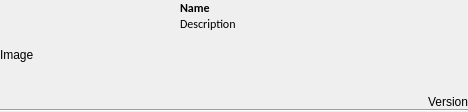
Above: src/roam/ui/ui_projectwidget.ui from roam-qgis/Roam before the change. Below: the same form after it.
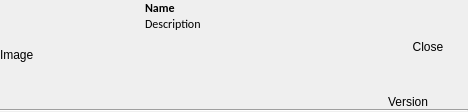
That is the form after the change. Icons and pictures are not drawn.

Commit message: Fix #209 - Add close project button

The edit to the form file:
```diff
--- a/src/roam/ui/ui_projectwidget.ui
+++ b/src/roam/ui/ui_projectwidget.ui
@@ -150,36 +150,7 @@
      </property>
     </spacer>
    </item>
-   <item row="1" column="4">
-    <widget class="QLabel" name="versionlabel">
-     <property name="styleSheet">
-      <string notr="true"/>
-     </property>
-     <property name="text">
-      <string>Version</string>
-     </property>
-     <property name="margin">
-      <number>6</number>
-     </property>
-     <property name="projectlabel" stdset="0">
-      <bool>true</bool>
-     </property>
-    </widget>
-   </item>
-   <item row="0" column="4">
-    <spacer name="verticalSpacer_2">
-     <property name="orientation">
-      <enum>Qt::Vertical</enum>
-     </property>
-     <property name="sizeHint" stdset="0">
-      <size>
-       <width>20</width>
-       <height>40</height>
-      </size>
-     </property>
-    </spacer>
-   </item>
-   <item row="2" column="0" colspan="5">
+   <item row="2" column="0" colspan="10">
     <widget class="Line" name="line">
      <property name="styleSheet">
       <string notr="true">color: rgb(147, 147, 147);</string>
@@ -189,6 +160,78 @@
      </property>
     </widget>
    </item>
+   <item row="0" column="9">
+    <layout class="QVBoxLayout" name="verticalLayout_2">
+     <property name="rightMargin">
+      <number>0</number>
+     </property>
+     <property name="bottomMargin">
+      <number>0</number>
+     </property>
+     <item>
+      <spacer name="verticalSpacer_3">
+       <property name="orientation">
+        <enum>Qt::Vertical</enum>
+       </property>
+       <property name="sizeHint" stdset="0">
+        <size>
+         <width>20</width>
+         <height>40</height>
+        </size>
+       </property>
+      </spacer>
+     </item>
+     <item>
+      <widget class="QPushButton" name="closeProjectButton">
+       <property name="text">
+        <string>Close</string>
+       </property>
+       <property name="icon">
+        <iconset resource="../resources.qrc">
+         <normaloff>:/icons/cross_icon</normaloff>:/icons/cross_icon</iconset>
+       </property>
+       <property name="iconSize">
+        <size>
+         <width>32</width>
+         <height>32</height>
+        </size>
+       </property>
+       <property name="flat">
+        <bool>true</bool>
+       </property>
+      </widget>
+     </item>
+     <item>
+      <spacer name="verticalSpacer_2">
+       <property name="orientation">
+        <enum>Qt::Vertical</enum>
+       </property>
+       <property name="sizeHint" stdset="0">
+        <size>
+         <width>20</width>
+         <height>40</height>
+        </size>
+       </property>
+      </spacer>
+     </item>
+     <item>
+      <widget class="QLabel" name="versionlabel">
+       <property name="styleSheet">
+        <string notr="true"/>
+       </property>
+       <property name="text">
+        <string>Version</string>
+       </property>
+       <property name="margin">
+        <number>6</number>
+       </property>
+       <property name="projectlabel" stdset="0">
+        <bool>true</bool>
+       </property>
+      </widget>
+     </item>
+    </layout>
+   </item>
   </layout>
  </widget>
  <resources/>
```
Left out of the diff: 4 changed lines with no effect on the pictures. The commit also changes 3 other files.
